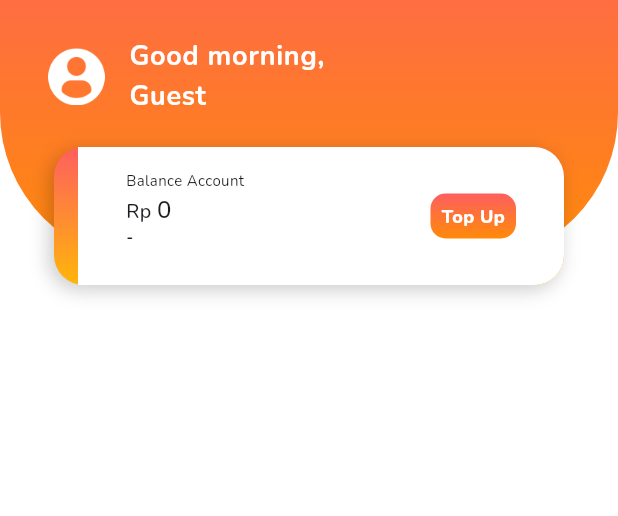
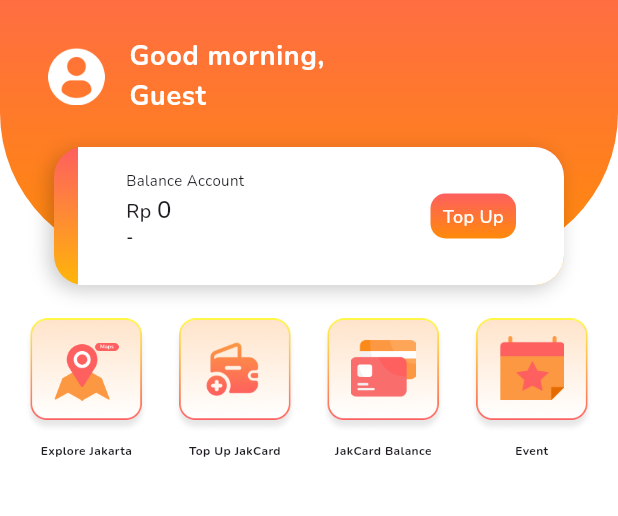
Before and after one commit to riskimuhammad/test_muhammad_riski, a Flutter app: the HomeScreen screen opened by its route, on a phone screen of 412 x 824 dp, the part 135-651 px from its top. Run offline on Flutter 3.47's test engine with Material 3 defaults, Android fonts, the phone set to English and light mode, and no system bars; our stand-ins replace get, google_fonts, shared_preferences; accounts and stored records are empty.

Commit message:
home screen update [menu-done]

```diff
--- a/lib/core/material/material_image.dart
+++ b/lib/core/material/material_image.dart
@@ -12,12 +12,17 @@ class MaterialImage {
   static const helpIcon = "assets/images/help_icon.png";
   static const id = "assets/images/id.png";
   static const en = "assets/images/en.png";
+  static const bgIcon = "assets/images/backgorund_icon.png";
 
   //ICONS
   static const creditCard = "assets/icons/credit_card_icon.png";
   static const report = "assets/icons/report_icon.png";
   static const notification = "assets/icons/notification_icon.png";
   static const profile = "assets/icons/profile_icon.png";
+  static const exploreJakarta = "assets/icons/explore_jakarta_icon.png";
+  static const topUpJakCard = "assets/icons/top_up_jakcard_icon.png";
+  static const jakCardBalance = "assets/icons/jak_card_balance_icon.png";
+  static const event = "assets/icons/event_icon.png";
 
   //LOGO
   static const jakCardLogo = "assets/logo/jakcard_logo.png";
--- a/lib/core/material/material_text_style.dart
+++ b/lib/core/material/material_text_style.dart
@@ -27,8 +27,10 @@ class MaterialTextStyle {
       GoogleFonts.nunito(fontSize: 16, fontWeight: FontWeight.w500);
   TextStyle textStyleSZ11Black =
       GoogleFonts.nunito(fontSize: 11, fontWeight: FontWeight.w700);
+  TextStyle textStyleSZ8Black =
+      GoogleFonts.nunito(fontSize: 8, fontWeight: FontWeight.w700);
   TextStyle textStyleSZ12White = GoogleFonts.nunito(
-      fontWeight: FontWeight.w800,
+      fontWeight: FontWeight.w500,
       fontSize: 12,
       color: MaterialColorJakOnePay.white);
 
--- a/lib/presentation/controller/home_controller.dart
+++ b/lib/presentation/controller/home_controller.dart
@@ -1,3 +1,23 @@
 import 'package:get/get.dart';
+import 'package:test_muhammad_riski/core/material/material_image.dart';
+import 'package:test_muhammad_riski/domain/entity/menu_entity.dart';
 
-class HomeController extends GetxController {}
+class HomeController extends GetxController {
+  List<MenuEnity> listMenu = [];
+
+  generateMenu() {
+    listMenu.addAll([
+      MenuEnity(MaterialImage.exploreJakarta, 'Explore Jakarta'),
+      MenuEnity(MaterialImage.topUpJakCard, 'Top Up JakCard'),
+      MenuEnity(MaterialImage.jakCardBalance, 'JakCard Balance'),
+      MenuEnity(MaterialImage.event, 'Event'),
+    ]);
+    update(['menu-home-screen']);
+  }
+
+  @override
+  void onInit() {
+    generateMenu();
+    super.onInit();
+  }
+}
--- a/lib/presentation/screens/home/home_screen.dart
+++ b/lib/presentation/screens/home/home_screen.dart
@@ -1,6 +1,7 @@
 import 'package:flutter/material.dart';
 import 'package:test_muhammad_riski/core/material/material_color.dart';
 import 'package:test_muhammad_riski/presentation/screens/home/widgets/header_widget.dart';
+import 'package:test_muhammad_riski/presentation/screens/home/widgets/menu_widget.dart';
 
 class HomeScreen extends StatelessWidget {
   const HomeScreen({super.key});
@@ -8,6 +9,7 @@ class HomeScreen extends StatelessWidget {
   @override
   Widget build(BuildContext context) {
     final header = HomeHeader();
+    final menu = HomeMenuWidget();
     return Scaffold(
       backgroundColor: MaterialColorJakOnePay.white,
       body: Stack(
@@ -18,7 +20,7 @@ class HomeScreen extends StatelessWidget {
             top: 0,
             bottom: 0,
             child: Column(
-              children: [header.header(context)],
+              children: [header.header(context), menu.menu(context)],
             ),
           )
         ],
--- a/lib/presentation/screens/home/widgets/header_widget.dart
+++ b/lib/presentation/screens/home/widgets/header_widget.dart
@@ -5,18 +5,17 @@ import 'package:test_muhammad_riski/core/material/material_image.dart';
 import 'package:test_muhammad_riski/core/material/material_text_style.dart';
 
 class HomeHeader {
-  header(context) {
-    return Container(
+  header(context) => Container(
         height: 280,
         width: MediaQuery.of(context).size.width,
         decoration: BoxDecoration(color: MaterialColorJakOnePay.white),
         child: Stack(children: [
           Container(
-          padding: EdgeInsets.only(top: 40, right: 16, left: 16),
+            padding: const EdgeInsets.only(top: 40, right: 16, left: 16),
             height: 265,
             width: double.infinity,
             decoration: BoxDecoration(
-            borderRadius: BorderRadius.only(
+              borderRadius: const BorderRadius.only(
                   bottomLeft: Radius.circular(100),
                   bottomRight: Radius.circular(100)),
               gradient: LinearGradient(
@@ -34,7 +33,8 @@ class HomeHeader {
                   mainAxisAlignment: MainAxisAlignment.spaceBetween,
                   children: [
                     SizedBox(
-                      height: 50, child: Image.asset(MaterialImage.logoOnePay)),
+                        height: 50,
+                        child: Image.asset(MaterialImage.logoOnePay)),
                     Row(
                       children: [
                         GestureDetector(
@@ -42,14 +42,14 @@ class HomeHeader {
                           child: Container(
                             height: 30,
                             width: 30,
-                          padding: EdgeInsets.all(5),
+                            padding: const EdgeInsets.all(5),
                             decoration: BoxDecoration(
                               boxShadow: [
                                 BoxShadow(
                                   color: MaterialColorJakOnePay.black
                                       .withOpacity(.2),
                                   blurRadius: 5,
-                                offset: Offset(3, 3),
+                                  offset: const Offset(3, 3),
                                 )
                               ],
                               shape: BoxShape.circle,
@@ -64,20 +64,20 @@ class HomeHeader {
                             child: Image.asset(MaterialImage.report),
                           ),
                         ),
-                      SizedBox(width: 8),
+                        const SizedBox(width: 8),
                         GestureDetector(
                           onTap: () {},
                           child: Container(
                             height: 30,
                             width: 30,
-                          padding: EdgeInsets.all(5),
+                            padding: const EdgeInsets.all(5),
                             decoration: BoxDecoration(
                               boxShadow: [
                                 BoxShadow(
                                   color: MaterialColorJakOnePay.black
                                       .withOpacity(.2),
                                   blurRadius: 5,
-                                offset: Offset(3, 3),
+                                  offset: const Offset(3, 3),
                                 )
                               ],
                               shape: BoxShape.circle,
@@ -96,7 +96,7 @@ class HomeHeader {
                     ),
                   ],
                 ),
-              SizedBox(height: 16),
+                const SizedBox(height: 16),
                 ListTile(
                   leading: SizedBox(
                     height: 38,
@@ -122,7 +122,7 @@ class HomeHeader {
                   BoxShadow(
                       color: MaterialColorJakOnePay.black.withOpacity(.2),
                       blurRadius: 10,
-                    offset: Offset(-3, 3))
+                      offset: const Offset(-3, 3))
                 ],
                 gradient: LinearGradient(
                     begin: Alignment.topCenter,
@@ -134,10 +134,10 @@ class HomeHeader {
                 borderRadius: BorderRadius.circular(20),
               ),
               child: Container(
-              margin: EdgeInsets.only(left: 16),
+                margin: const EdgeInsets.only(left: 16),
                 decoration: BoxDecoration(
                     color: MaterialColorJakOnePay.white,
-                  borderRadius: BorderRadius.only(
+                    borderRadius: const BorderRadius.only(
                         topRight: Radius.circular(20),
                         bottomRight: Radius.circular(20))),
                 child: Padding(
@@ -161,8 +161,8 @@ class HomeHeader {
                                 style: materialTextStyle.textStyleSZ13Black,
                               ),
                               TextSpan(
-                              text:
-                                  CurrFormatedNumber.formated(0, customRp: ''),
+                                text: CurrFormatedNumber.formated(0,
+                                    customRp: ''),
                                 style: materialTextStyle.textStyleSZ16Black,
                               ),
                             ]),
@@ -201,4 +201,3 @@ class HomeHeader {
         ]),
       );
 }
-}
--- /dev/null
+++ b/lib/presentation/screens/home/widgets/menu_widget.dart
@@ -0,0 +1,42 @@
+import 'package:flutter/material.dart';
+import 'package:get/get.dart';
+import 'package:test_muhammad_riski/core/material/material_image.dart';
+import 'package:test_muhammad_riski/core/material/material_text_style.dart';
+import 'package:test_muhammad_riski/presentation/controller/home_controller.dart';
+
+class HomeMenuWidget {
+  menu(context) => Container(
+        margin: const EdgeInsets.only(top: 16),
+        height: 200,
+        width: MediaQuery.of(context).size.width,
+        child: GetBuilder<HomeController>(
+          init: Get.find<HomeController>(),
+          builder: (controller) => GridView.builder(
+            padding: const EdgeInsets.only(left: 16, right: 16),
+            itemCount: controller.listMenu.length,
+            gridDelegate: const SliverGridDelegateWithFixedCrossAxisCount(
+                crossAxisCount: 4,
+                mainAxisExtent: 100,
+                crossAxisSpacing: 16,
+                childAspectRatio: 1),
+            itemBuilder: (context, index) => Column(
+              children: [
+                Expanded(
+                    child: Container(
+                        padding: const EdgeInsets.only(
+                            left: 20, right: 20, bottom: 20, top: 10),
+                        alignment: Alignment.center,
+                        decoration: const BoxDecoration(
+                            image: DecorationImage(
+                                image: AssetImage(MaterialImage.bgIcon))),
+                        child: Image.asset(controller.listMenu[index].icon!))),
+                Text(
+                  controller.listMenu[index].title!,
+                  style: materialTextStyle.textStyleSZ8Black,
+                )
+              ],
+            ),
+          ),
+        ),
+      );
+}
```
Also changed, not shown: lib/domain/entity/menu_entity.dart (added, +19 -0 lines), lib/presentation/screens/guest/guest_screen.dart (+16 -28 lines), lib/presentation/screens/splashscreen/splash_screen.dart (+6 -6 lines). Lines whose indentation alone changed are shown as unchanged.
